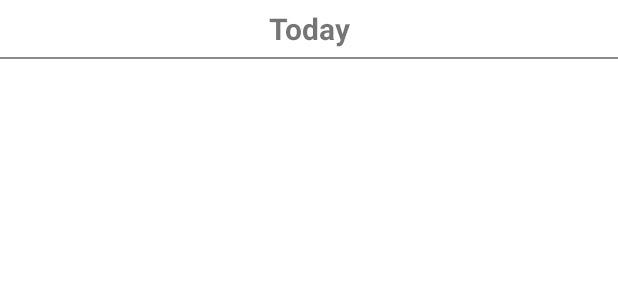
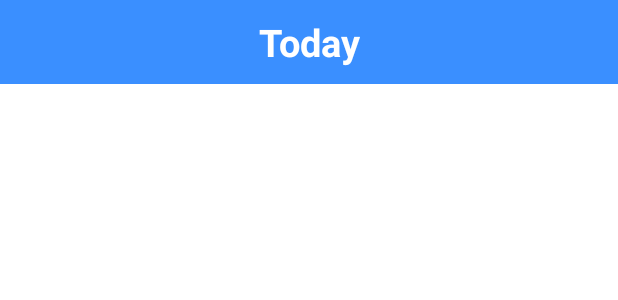
Before and after one commit to Kirill152251/MyWeatherApp, an Android app: the layout fragment_current_weather.xml on its own in the app's theme, with its tools: preview values and no code run, on a phone screen of 412 x 824 dp. Shown: the top 300 px of the screen. Run offline under Robolectric (Android 15) with nearby library versions, the phone set to English and light mode, and no system bars.

Commit message:
current weather fragment is ready

```diff
--- a/app/src/main/java/com/example/myweatherapp/repository/WeatherNetworkDataSource.kt
+++ b/app/src/main/java/com/example/myweatherapp/repository/WeatherNetworkDataSource.kt
@@ -1,10 +1,13 @@
 package com.example.myweatherapp.repository
 
+import android.content.Context
 import android.util.Log
 import androidx.lifecycle.LiveData
 import androidx.lifecycle.MutableLiveData
 import com.example.myweatherapp.model.network.currentWeatherResponse.CurrentWeatherResponse
 import com.example.myweatherapp.model.network.api.OpenWeatherApi
+import com.google.android.gms.location.FusedLocationProviderClient
+import com.google.android.gms.location.LocationServices
 import io.reactivex.disposables.CompositeDisposable
 import io.reactivex.schedulers.Schedulers
 import java.lang.Exception
@@ -21,11 +24,12 @@ class WeatherNetworkDataSource(
     val networkState: LiveData<NetworkState>
         get() = _networkState
 
+
     fun fetchCurrentWeather(lat:  Double, lon: Double) {
         _networkState.postValue(NetworkState.LOADING)
-
         try {
             compositeDisposable.add(
+
                 openWeatherApi.getCurrentWeather(lat, lon)
                     .subscribeOn(Schedulers.io())
                     .subscribe(
--- a/app/src/main/res/layout/fragment_current_weather.xml
+++ b/app/src/main/res/layout/fragment_current_weather.xml
@@ -2,10 +2,31 @@
 <androidx.constraintlayout.widget.ConstraintLayout xmlns:android="http://schemas.android.com/apk/res/android"
     xmlns:app="http://schemas.android.com/apk/res-auto"
     xmlns:tools="http://schemas.android.com/tools"
+    android:id="@+id/currentWeatherFragment"
     android:layout_width="match_parent"
     android:layout_height="match_parent"
-    android:id="@+id/currentWeatherFragment"
     tools:context=".view.fragments.CurrentWeatherFragment">
+
+    <androidx.appcompat.widget.Toolbar
+        android:id="@+id/cw_toolbar"
+        android:layout_width="match_parent"
+        android:layout_height="wrap_content"
+        android:background="@color/blue"
+        app:layout_constraintEnd_toEndOf="parent"
+        app:layout_constraintHorizontal_bias="1.0"
+        app:layout_constraintStart_toStartOf="parent"
+        app:layout_constraintTop_toTopOf="parent">
+
+        <TextView
+            android:id="@+id/title_cw"
+            android:layout_width="wrap_content"
+            android:layout_height="wrap_content"
+            android:text="Today"
+            android:layout_gravity="center"
+            android:textColor="@color/white"
+            android:textSize="25sp"
+            android:textStyle="bold" />
+    </androidx.appcompat.widget.Toolbar>
 
     <ProgressBar
         android:id="@+id/currentWeatherProgressBar"
@@ -30,38 +51,15 @@
         app:layout_constraintStart_toStartOf="parent"
         app:layout_constraintTop_toTopOf="parent" />
 
-    <TextView
-        android:id="@+id/todayTitle"
-        android:layout_width="wrap_content"
-        android:layout_height="wrap_content"
-        android:paddingTop="5dp"
-        android:paddingBottom="5dp"
-        android:text="Today"
-        android:textSize="20sp"
-        android:textStyle="bold"
-        app:layout_constraintEnd_toEndOf="parent"
-        app:layout_constraintHorizontal_bias="0.5"
-        app:layout_constraintStart_toStartOf="parent"
-        app:layout_constraintTop_toTopOf="parent" />
-
-    <View
-        android:id="@+id/topLine"
-        android:layout_width="match_parent"
-        android:layout_height="1dp"
-        android:background="@color/grey"
-        app:layout_constraintEnd_toEndOf="parent"
-        app:layout_constraintHorizontal_bias="0.5"
-        app:layout_constraintStart_toStartOf="parent"
-        app:layout_constraintTop_toBottomOf="@id/todayTitle" />
 
     <androidx.constraintlayout.widget.Group
         android:id="@+id/all_ui"
         android:layout_width="wrap_content"
         android:layout_height="wrap_content"
+        android:visibility="gone"
         app:constraint_referenced_ids="currentLocation, currentWeatherImage, currentTemp,
 dotted_line1,dotted_line2, humidityImage, humidityValue, rainImage,rainValue,pressureImage,pressureValue,windDirectionImage,
 windDirectionValue, windSpeedImage, windSpeedValue, btn_share"
-        android:visibility="gone"
         app:layout_constraintBottom_toBottomOf="parent"
         app:layout_constraintEnd_toEndOf="parent"
         app:layout_constraintHorizontal_bias="0.5"
@@ -72,10 +70,11 @@ windDirectionValue, windSpeedImage, windSpeedValue, btn_share"
         android:id="@+id/currentWeatherImage"
         android:layout_width="100dp"
         android:layout_height="100dp"
-        android:layout_marginTop="72dp"
+        android:layout_marginTop="60dp"
         app:layout_constraintEnd_toEndOf="parent"
+        app:layout_constraintHorizontal_bias="0.482"
         app:layout_constraintStart_toStartOf="parent"
-        app:layout_constraintTop_toBottomOf="@+id/topLine" />
+        app:layout_constraintTop_toBottomOf="@+id/cw_toolbar" />
 
     <TextView
         android:id="@+id/currentLocation"
@@ -104,7 +103,7 @@ windDirectionValue, windSpeedImage, windSpeedValue, btn_share"
         android:id="@+id/dotted_line1"
         android:layout_width="160dp"
         android:layout_height="3dp"
-        android:layout_marginTop="48dp"
+        android:layout_marginTop="40dp"
         android:src="@drawable/dotted_line"
         app:layout_constraintEnd_toEndOf="parent"
         app:layout_constraintHorizontal_bias="0.498"
@@ -229,8 +228,9 @@ windDirectionValue, windSpeedImage, windSpeedValue, btn_share"
         android:textSize="23sp"
         app:layout_constraintBottom_toBottomOf="parent"
         app:layout_constraintEnd_toEndOf="parent"
-        app:layout_constraintHorizontal_bias="0.5"
+        app:layout_constraintHorizontal_bias="0.501"
         app:layout_constraintStart_toStartOf="parent"
-        app:layout_constraintTop_toBottomOf="@+id/dotted_line2" />
+        app:layout_constraintTop_toBottomOf="@+id/dotted_line2"
+        app:layout_constraintVertical_bias="0.314" />
 
 </androidx.constraintlayout.widget.ConstraintLayout>
--- a/app/src/main/res/navigation/my_nav.xml
+++ b/app/src/main/res/navigation/my_nav.xml
@@ -9,7 +9,11 @@
         android:id="@+id/item_current_weather"
         android:name="com.example.myweatherapp.view.fragments.CurrentWeatherFragment"
         android:label="fragment_current_weather"
-        tools:layout="@layout/fragment_current_weather" />
+        tools:layout="@layout/fragment_current_weather" >
+        <action
+            android:id="@+id/action_item_current_weather_to_item_forecast"
+            app:destination="@id/item_forecast" />
+    </fragment>
     <fragment
         android:id="@+id/item_forecast"
         android:name="com.example.myweatherapp.view.fragments.ForecastFragment"
--- a/app/src/main/res/values-night/themes.xml
+++ b/app/src/main/res/values-night/themes.xml
@@ -1,9 +1,9 @@
 <resources xmlns:tools="http://schemas.android.com/tools">
     <!-- Base application theme. -->
-    <style name="Theme.MyWeatherApp" parent="Theme.MaterialComponents.DayNight.DarkActionBar">
+    <style name="Theme.MyWeatherApp" parent="Theme.MaterialComponents.DayNight.NoActionBar">
         <!-- Primary brand color. -->
-        <item name="colorPrimary">@color/purple_200</item>
-        <item name="colorPrimaryVariant">@color/purple_700</item>
+        <item name="colorPrimary">@color/blue</item>
+        <item name="colorPrimaryVariant">#045BCE</item>
         <item name="colorOnPrimary">@color/black</item>
         <!-- Secondary brand color. -->
         <item name="colorSecondary">@color/teal_200</item>
--- a/app/src/main/res/values/themes.xml
+++ b/app/src/main/res/values/themes.xml
@@ -1,17 +1,15 @@
 <resources xmlns:tools="http://schemas.android.com/tools">
     <!-- Base application theme. -->
-    <style name="Theme.MyWeatherApp" parent="Theme.MaterialComponents.Light.NoActionBar">
+    <style name="Theme.MyWeatherApp" parent="Theme.MaterialComponents.DayNight.NoActionBar">
         <!-- Primary brand color. -->
         <item name="colorPrimary">@color/blue</item>
-        <item name="colorPrimaryVariant">@color/blue</item>
+        <item name="colorPrimaryVariant">#045BCE</item>
         <item name="colorOnPrimary">@color/blue</item>
         <!-- Secondary brand color. -->
         <item name="colorSecondary">@color/teal_200</item>
         <item name="colorSecondaryVariant">@color/teal_700</item>
         <item name="colorOnSecondary">@color/black</item>
         <!-- Status bar color. -->
-        <item name="windowActionBar">false</item>
-        <item name="windowNoTitle">true</item>
         <item name="android:statusBarColor" tools:targetApi="l">?attr/colorPrimaryVariant</item>
         <!-- Customize your theme here. -->
     </style>
```
Also changed, not shown: app/src/main/java/com/example/myweatherapp/view/MainActivity.kt (+1 -92 lines), app/src/main/java/com/example/myweatherapp/view/fragments/CurrentWeatherFragment.kt (+38 -29 lines).
